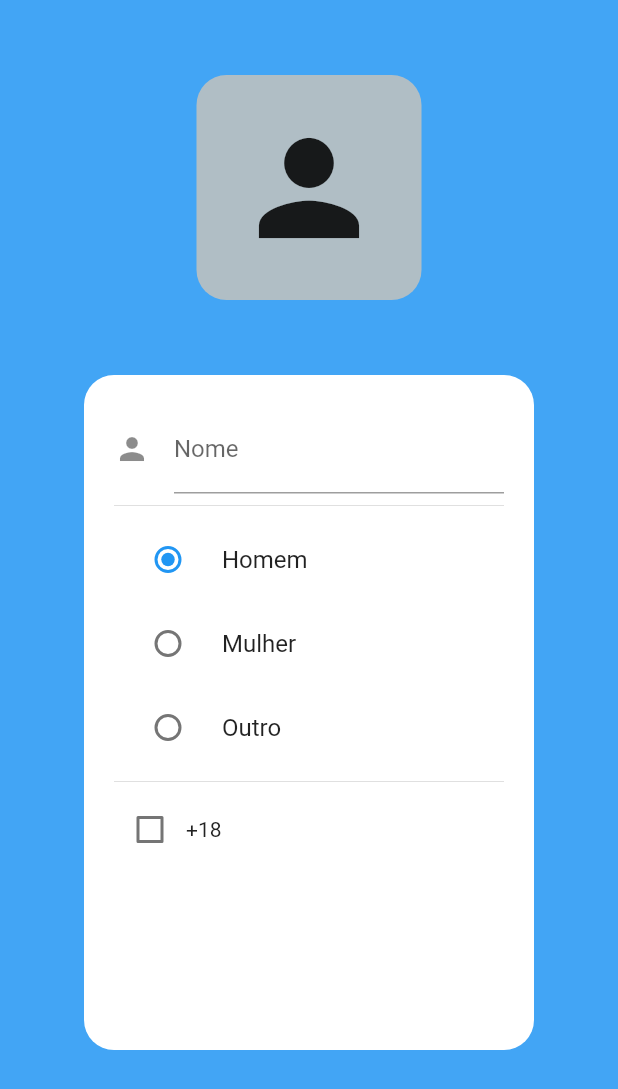
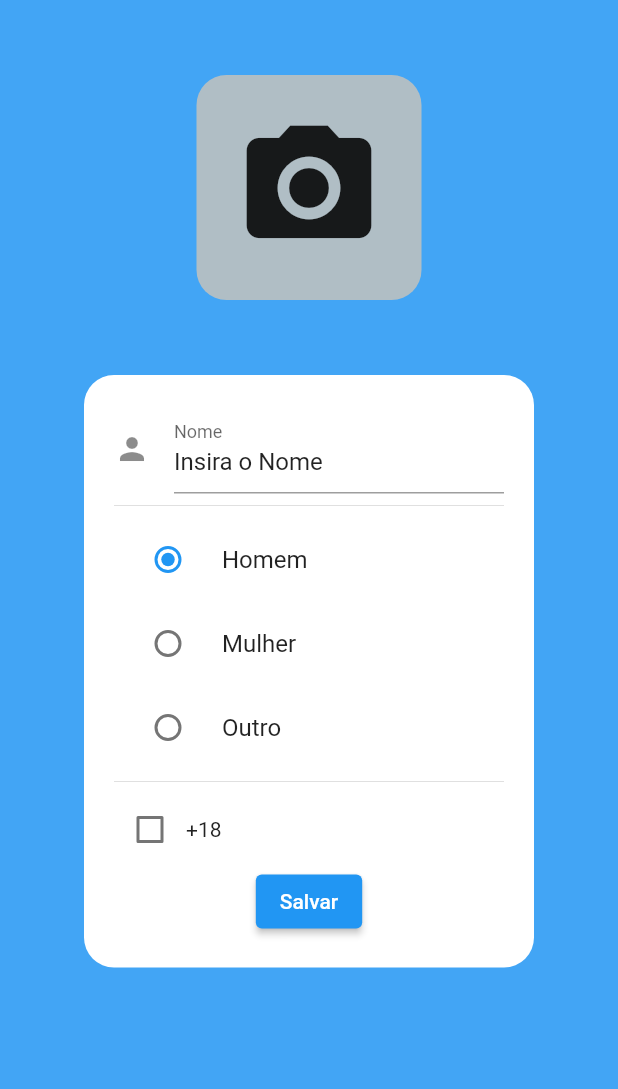
Before and after one commit to Luis-Malaquias/tinder_gamer, a Flutter app: the Perfil screen opened directly, after a tap on "Homem", on a phone screen of 412 x 824 dp. Shown: the top 1089 px of the screen. Run offline on Flutter 3.47's test engine with Material 2 defaults, Android fonts, the phone set to English and light mode, and no system bars; our stand-ins replace hive, hive_flutter; accounts and stored records are empty.

Commit message:
Hive adicionado

```diff
--- a/tinder_gamer/lib/view/screens/lista.dart
+++ b/tinder_gamer/lib/view/screens/lista.dart
@@ -4,11 +4,6 @@ class Lista extends StatelessWidget {
   Lista({super.key});
 
   final List texto = ["A", "B", "C", "D", "E", "F"];
-  final List icons = [
-    Icons.cake,
-    Icons.calendar_month_outlined,
-    Icons.account_balance
-  ];
 
   @override
   Widget build(BuildContext context) {
--- a/tinder_gamer/lib/view/screens/perfil.dart
+++ b/tinder_gamer/lib/view/screens/perfil.dart
@@ -1,23 +1,44 @@
 import 'package:flutter/material.dart';
+import 'package:hive/hive.dart';
+//import '../../model/login_data.dart';
+//import '../../model/perfil_data.dart';
 
-import '../../model/login_data.dart';
-import '../../model/perfil_data.dart';
+final box = Hive.box('Gatch');
+
 
 class Perfil extends StatefulWidget {
-  const Perfil({Key? key}) : super(key: key);
+  Perfil({Key? key}) : super(key: key);
 
   @override
   _Perfil createState()=> _Perfil();
 }
 
 class _Perfil extends State<Perfil>{
+  final myController = TextEditingController();
 
+  @override
+  void dispose() {
+    myController.dispose();
+    super.dispose();
+  }
 
-  final GlobalKey<FormState> formKey = GlobalKey<FormState>();
-  final PerfilData perfilData = PerfilData();
+  String gender = '';
+  bool adult = false;
 
-  String gender = "";
-  bool adult = false;
+  @override
+  void initState() {
+  super.initState();
+  getMyBox();
+  }
+
+  Future<void> getMyBox() async {
+    gender = await box.get('gender') ?? '';
+    myController.text = await box.get('nome') ?? 'Insira o Nome';
+    adult = await box.get('age') ?? false;
+  }
+
+  //final GlobalKey<FormState> formKey = GlobalKey<FormState>();
+  //final PerfilData perfilData = PerfilData();
 
   @override
   Widget build(BuildContext context) {
@@ -28,70 +49,75 @@ class _Perfil extends State<Perfil>{
             Container(
               margin: const EdgeInsets.only(top: 50.0),
               decoration:  BoxDecoration(
-                borderRadius: BorderRadius.all(Radius.circular(20)),
+                borderRadius: const BorderRadius.all(Radius.circular(20)),
                 color: Colors.blueGrey[200],
               ),
               width: 150.0,
               height: 150.0,
               child: const Icon(
-                Icons.person,
+                Icons.camera_alt,
                 size: 100.0,
               ),
             ),
             Container(
               margin: const EdgeInsets.only(top: 50.0),
               padding: const EdgeInsets.all(20.0),
-              decoration:  BoxDecoration(
+              decoration:  const BoxDecoration(
                 borderRadius: BorderRadius.all(Radius.circular(20)),
                 color: Colors.white,
               ),
               width: 300.0,
-              height: 450.0,
               child: Column(
                 children: [
                   TextFormField(
+                    controller: myController,
                     decoration: const InputDecoration(
                       icon: Icon(Icons.person),
                       labelText: 'Nome',
                     ),
-                    onSaved: (String? value) {
+
+                    onChanged: (String? value) {
+                      box.put('nome', myController.text);
                     },
                   ),
-                  Divider(),
+                  const Divider(),
                   RadioListTile(
-                    title: Text('Homem'),
+                    title: const Text('Homem'),
                     value: 'Homem',
                     groupValue: gender,
                     onChanged: (value){
                       setState(() {
                         gender = 'Homem';
                       });
+                      box.put('gender', value);
                     }
                   ),
 
                   RadioListTile(
-                    title: Text('Mulher'),
+                    title: const Text('Mulher'),
                     value: 'Mulher',
                     groupValue: gender,
                     onChanged: (value){
                       setState(() {
                         gender = 'Mulher';
                       });
+                      box.put('gender', value);
                     }
                   ),
 
                   RadioListTile(
-                    title: Text('Outro'),
+                    title: const Text('Outro'),
                     value: 'Outro',
                     groupValue: gender,
                     onChanged: (value){
                       setState(() {
                         gender = 'Outro';
                       });
+                      box.put('gender', value);
                     }
                   ),
 
-                  Divider(),
+                  const Divider(),
                   Row(
                     children: [
                       Checkbox(
@@ -100,11 +126,38 @@ class _Perfil extends State<Perfil>{
                           setState(() {
                             adult = !adult;
                           });
+                          box.put('age', value);
                         }
                       ),
-                      Text('+18')
+                      const Text('+18')
                     ],
-                  )
+                  ),
+                  ElevatedButton(
+                    child: const Text("Salvar"),
+                    onPressed:  () => showDialog<String>(
+                      context: context,
+                      builder: (BuildContext context) => Dialog(
+                        child: Padding(
+                          padding: const EdgeInsets.all(8.0),
+                          child: Column(
+                            mainAxisSize: MainAxisSize.min,
+                            mainAxisAlignment: MainAxisAlignment.center,
+                            children: <Widget>[
+                              const Text('Informações salvas!'),
+                              const SizedBox(height: 15),
+                              TextButton(
+                                onPressed: () {
+                                  Navigator.pop(context);
+                                  //box.clear();
+                                },
+                                child: const Text('Ok'),
+                              ),
+                            ],
+                          ),
+                        ),
+                      ),
+                    ),
+                  ),
                 ],
               ),
             )
--- a/tinder_gamer/pubspec.yaml
+++ b/tinder_gamer/pubspec.yaml
@@ -31,6 +31,8 @@ dependencies:
   flutter:
     sdk: flutter
 
+  hive: ^2.2.3
+  hive_flutter: ^1.1.0
 
   # The following adds the Cupertino Icons font to your application.
   # Use with the CupertinoIcons class for iOS style icons.
@@ -40,6 +42,8 @@ dev_dependencies:
   flutter_test:
     sdk: flutter
 
+  hive_generator: ^2.0.0
+  build_runner: ^2.3.3
   # The "flutter_lints" package below contains a set of recommended lints to
   # encourage good coding practices. The lint set provided by the package is
   # activated in the `analysis_options.yaml` file located at the root of your
```
Also changed, not shown: tinder_gamer/lib/main.dart (+10 -3 lines), tinder_gamer/lib/view/screens/projeto.dart (+9 -14 lines), tinder_gamer/pubspec.lock, 1 other file.
